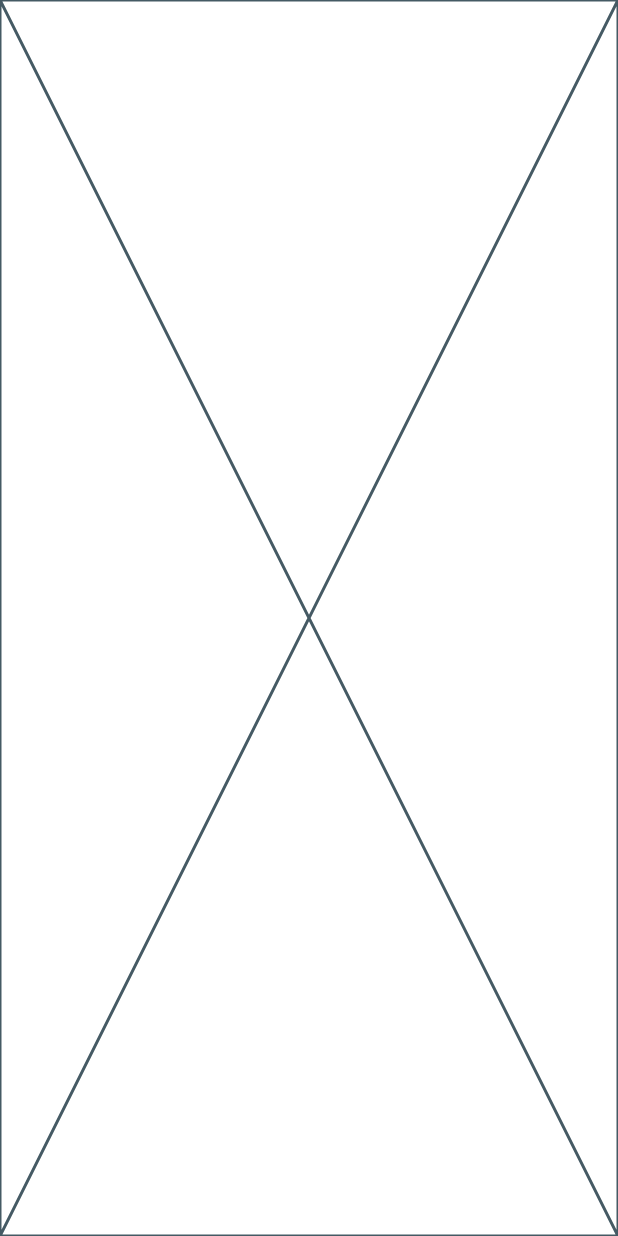
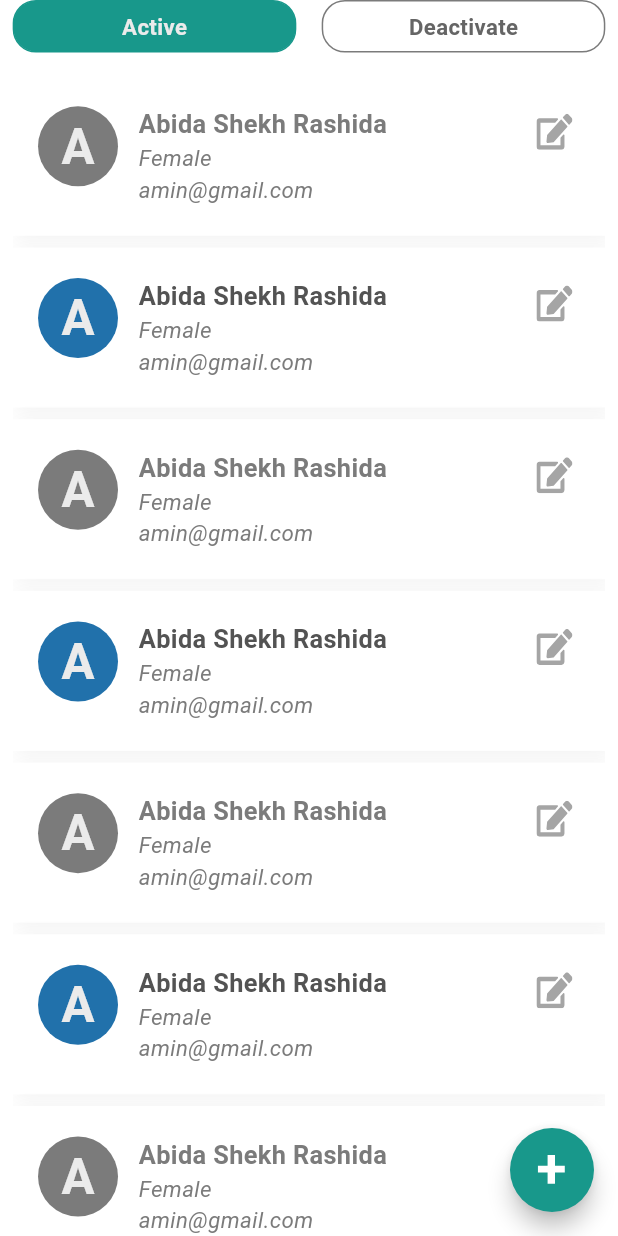
Before and after one commit to mdshadatrahman/ppl_manager, a Flutter app: the screen it shows after launch, on a phone screen of 412 x 824 dp. Run offline on Flutter 3.47's test engine with Material 3 defaults, Android fonts, the light colour scheme and no system bars; our stand-ins replace bloc, flutter_bloc, flutter_screenutil, flutter_svg, google_fonts; generated files the repository leaves out were written again.

Commit message:
contact card, tab button

```diff
--- a/lib/app/view/app.dart
+++ b/lib/app/view/app.dart
@@ -1,23 +1,46 @@
 import 'package:flutter/material.dart';
+import 'package:flutter_bloc/flutter_bloc.dart';
+import 'package:flutter_screenutil/flutter_screenutil.dart';
+import 'package:google_fonts/google_fonts.dart';
+import 'package:people_manager/home/bloc/home_bloc.dart';
 import 'package:people_manager/home/views/home_view.dart';
 import 'package:people_manager/l10n/l10n.dart';
 
-class App extends StatelessWidget {
+class App extends StatefulWidget {
   const App({super.key});
 
   @override
+  State<App> createState() => _AppState();
+}
+
+class _AppState extends State<App> {
+  @override
+  void initState() {
+    super.initState();
+  }
+
+  @override
   Widget build(BuildContext context) {
-    return MaterialApp(
+    return MultiBlocProvider(
+      providers: [
+        BlocProvider<HomeBloc>(create: (context) => HomeBloc()),
+      ],
+      child: ScreenUtilInit(
+        designSize: const Size(390, 850),
+        child: MaterialApp(
           debugShowCheckedModeBanner: false,
           theme: ThemeData(
             appBarTheme: AppBarTheme(
               backgroundColor: Theme.of(context).colorScheme.inversePrimary,
             ),
             useMaterial3: true,
+            fontFamily: GoogleFonts.roboto().fontFamily,
           ),
           localizationsDelegates: AppLocalizations.localizationsDelegates,
           supportedLocales: AppLocalizations.supportedLocales,
           home: const HomeView(),
+        ),
+      ),
     );
   }
 }
--- a/lib/home/views/home_view.dart
+++ b/lib/home/views/home_view.dart
@@ -1,4 +1,13 @@
+// ignore_for_file: lines_longer_than_80_chars
+
 import 'package:flutter/material.dart';
+import 'package:flutter_screenutil/flutter_screenutil.dart';
+import 'package:flutter_svg/svg.dart';
+import 'package:people_manager/gen/assets.gen.dart';
+import 'package:people_manager/home/widgets/contact_card.dart';
+import 'package:people_manager/home/widgets/tab_button.dart';
+import 'package:people_manager/utils/app_colors.dart';
+import 'package:people_manager/utils/app_sizes.dart';
 
 class HomeView extends StatefulWidget {
   const HomeView({super.key});
@@ -9,7 +18,75 @@ class HomeView extends StatefulWidget {
 
 class _HomeViewState extends State<HomeView> {
   @override
+  void initState() {
+    super.initState();
+  }
+
+  @override
   Widget build(BuildContext context) {
-    return const Placeholder();
+    return Scaffold(
+      backgroundColor: Colors.white,
+      floatingActionButton: FloatingActionButton(
+        onPressed: () {},
+        backgroundColor: AppColors.primaryColor,
+        shape: RoundedRectangleBorder(
+          borderRadius: BorderRadius.circular(1000.r),
+        ),
+        child: SvgPicture.asset(Assets.svgs.addIcon),
+      ),
+      body: SafeArea(
+        child: SizedBox(
+          height: MediaQuery.of(context).size.height,
+          width: MediaQuery.of(context).size.width,
+          child: Padding(
+            padding: EdgeInsets.symmetric(
+              horizontal: AppSizes.horizontalPadding.w,
+            ),
+            child: Column(
+              children: <Widget>[
+                Row(
+                  children: [
+                    Expanded(
+                      child: TabButton(
+                        isActive: true,
+                        onTap: () {},
+                        text: 'Active',
+                      ),
+                    ),
+                    SizedBox(width: 16.w),
+                    Expanded(
+                      child: TabButton(
+                        isActive: false,
+                        onTap: () {},
+                        text: 'Deactivate',
+                      ),
+                    ),
+                  ],
+                ),
+                SizedBox(height: 16.h),
+                Expanded(
+                  child: ListView.builder(
+                    itemCount: 10,
+                    itemBuilder: (BuildContext context, int index) {
+                      return Padding(
+                        padding: EdgeInsets.only(bottom: 8.h),
+                        child: ContactCard(
+                          name: 'Abida Shekh Rashida',
+                          email: 'amin@gmail.com',
+                          gender: 'Female',
+                          profilePlaceholderColor: AppColors.blue,
+                          isDeactivated: index.isEven,
+                          onTap: () {},
+                        ),
+                      );
+                    },
+                  ),
+                ),
+              ],
+            ),
+          ),
+        ),
+      ),
+    );
   }
 }
--- /dev/null
+++ b/lib/home/widgets/contact_card.dart
@@ -0,0 +1,113 @@
+// ignore_for_file: lines_longer_than_80_chars
+
+import 'package:flutter/material.dart';
+import 'package:flutter_screenutil/flutter_screenutil.dart';
+import 'package:flutter_svg/svg.dart';
+import 'package:people_manager/gen/assets.gen.dart';
+import 'package:people_manager/utils/app_colors.dart';
+
+class ContactCard extends StatelessWidget {
+  const ContactCard({
+    required this.name,
+    required this.email,
+    required this.gender,
+    required this.onTap,
+    required this.profilePlaceholderColor,
+    this.isDeactivated = false,
+    super.key,
+  });
+
+  final String name;
+  final String gender;
+  final String email;
+  final VoidCallback onTap;
+  final Color profilePlaceholderColor;
+  final bool isDeactivated;
+
+  @override
+  Widget build(BuildContext context) {
+    return Container(
+      padding: EdgeInsets.symmetric(
+        horizontal: 16.w,
+        vertical: 21.h,
+      ),
+      decoration: BoxDecoration(
+        color: Colors.white,
+        boxShadow: [
+          BoxShadow(
+            color: AppColors.inactive.withOpacity(0.1),
+            blurRadius: 10,
+            offset: const Offset(3, 2),
+          ),
+        ],
+      ),
+      child: Row(
+        crossAxisAlignment: CrossAxisAlignment.start,
+        mainAxisAlignment: MainAxisAlignment.spaceBetween,
+        children: [
+          Row(
+            crossAxisAlignment: CrossAxisAlignment.start,
+            children: [
+              Container(
+                height: 55.h,
+                width: 55.h,
+                decoration: BoxDecoration(
+                  color: isDeactivated ? AppColors.inactive : profilePlaceholderColor,
+                  shape: BoxShape.circle,
+                ),
+                child: Center(
+                  child: Text(
+                    name.substring(0, 1).toUpperCase(),
+                    style: TextStyle(
+                      color: AppColors.lightText,
+                      fontSize: 31.sp,
+                      fontWeight: FontWeight.bold,
+                    ),
+                  ),
+                ),
+              ),
+              SizedBox(width: 13.w),
+              Column(
+                crossAxisAlignment: CrossAxisAlignment.start,
+                children: [
+                  Text(
+                    name,
+                    overflow: TextOverflow.ellipsis,
+                    style: TextStyle(
+                      color: isDeactivated ? AppColors.inactive : AppColors.darkText,
+                      fontSize: 16.sp,
+                      fontWeight: FontWeight.bold,
+                    ),
+                  ),
+                  Text(
+                    gender,
+                    style: TextStyle(
+                      color: AppColors.inactive,
+                      fontSize: 14.sp,
+                      fontStyle: FontStyle.italic,
+                    ),
+                  ),
+                  Text(
+                    email,
+                    style: TextStyle(
+                      color: AppColors.inactive,
+                      fontSize: 14.sp,
+                      fontStyle: FontStyle.italic,
+                    ),
+                  ),
+                ],
+              ),
+            ],
+          ),
+          GestureDetector(
+            onTap: onTap,
+            child: Padding(
+              padding: const EdgeInsets.all(5),
+              child: SvgPicture.asset(Assets.svgs.editIcon),
+            ),
+          ),
+        ],
+      ),
+    );
+  }
+}
--- /dev/null
+++ b/lib/home/widgets/tab_button.dart
@@ -0,0 +1,43 @@
+import 'package:flutter/material.dart';
+import 'package:flutter_screenutil/flutter_screenutil.dart';
+import 'package:people_manager/utils/app_colors.dart';
+
+class TabButton extends StatelessWidget {
+  const TabButton({
+    required this.text,
+    required this.isActive,
+    required this.onTap,
+    super.key,
+  });
+
+  final String text;
+  final bool isActive;
+  final VoidCallback onTap;
+
+  @override
+  Widget build(BuildContext context) {
+    return GestureDetector(
+      onTap: onTap,
+      child: Container(
+        padding: EdgeInsets.symmetric(vertical: 6.2.h),
+        decoration: BoxDecoration(
+          color: isActive ? AppColors.primaryColor : null,
+          borderRadius: BorderRadius.circular(16.r),
+          border: Border.all(
+            color: isActive ? AppColors.primaryColor : AppColors.inactive,
+          ),
+        ),
+        child: Center(
+          child: Text(
+            text,
+            style: TextStyle(
+              color: isActive ? AppColors.lightText : AppColors.darkText2,
+              fontSize: 14.sp,
+              fontWeight: FontWeight.bold,
+            ),
+          ),
+        ),
+      ),
+    );
+  }
+}
--- /dev/null
+++ b/lib/utils/app_colors.dart
@@ -0,0 +1,12 @@
+import 'package:flutter/material.dart';
+
+class AppColors {
+  static const primaryColor = Color(0xff18988B);
+  static const blue = Color(0xff2171AB);
+  static const red = Color(0xffEF5E50);
+  static const yellow = Color(0xffFFC811);
+  static const inactive = Color(0xff7B7B7B);
+  static const darkText = Color(0xff535353);
+  static const darkText2 = Color(0xff656565);
+  static const lightText = Color(0xffEBEBEB);
+}
--- /dev/null
+++ b/lib/utils/app_sizes.dart
@@ -0,0 +1,3 @@
+class AppSizes {
+  static const double horizontalPadding = 8;
+}
--- a/pubspec.yaml
+++ b/pubspec.yaml
@@ -17,7 +17,9 @@ dependencies:
   flutter_localizations:
     sdk: flutter
   flutter_screenutil: ^5.9.0
+  flutter_svg: ^2.0.9
   fluttertoast: ^8.2.4
+  google_fonts: ^6.1.0
   intl: ^0.18.0
   logger: ^2.0.2+1
 
@@ -32,4 +34,8 @@ dev_dependencies:
 
 flutter:
   uses-material-design: true
+  assets:
+    - assets/
+    - assets/pngs/
+    - assets/svgs/
   generate: true
```
Also changed, not shown: lib/gen/assets.gen.dart (added, +117 -0 lines), assets/pngs/logo.png (added), assets/svgs/add_icon.svg (added), assets/svgs/edit_icon.svg (added), assets/svgs/topbarbg.svg (added), pubspec.lock, 4 other files. Lines whose indentation alone changed are shown as unchanged.
